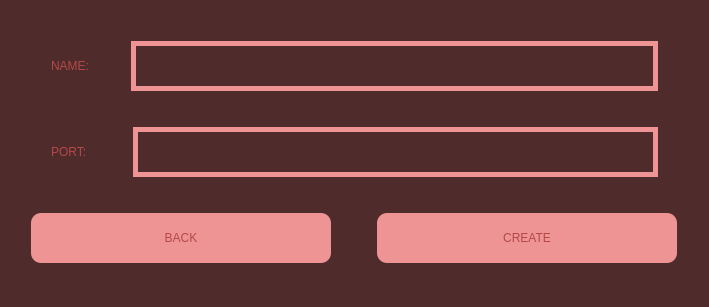
Divljo31/MATFWars, file MATFWars/create.ui: the form before one commit.
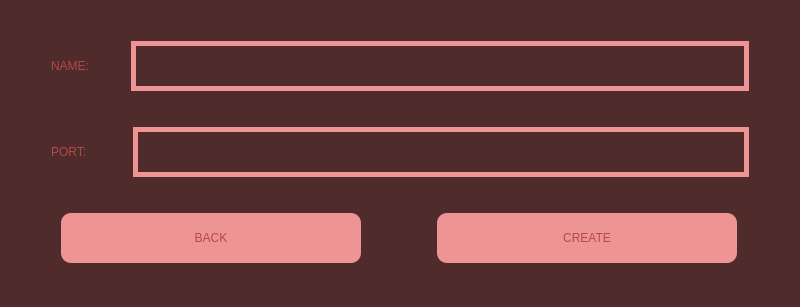
The form after the commit.

Diff of the .ui file:
```diff
--- a/MATFWars/create.ui
+++ b/MATFWars/create.ui
@@ -6,10 +6,16 @@
    <rect>
     <x>0</x>
     <y>0</y>
-    <width>709</width>
+    <width>800</width>
     <height>307</height>
    </rect>
   </property>
+  <property name="minimumSize">
+   <size>
+    <width>800</width>
+    <height>300</height>
+   </size>
+  </property>
   <property name="windowTitle">
    <string>MATFWars</string>
   </property>
```
